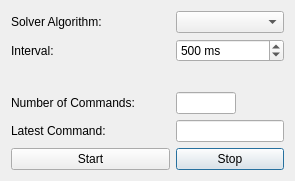
Qt form src/solver.ui (hberg539/hska-2048) before a commit.
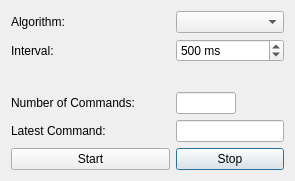
The same form after that commit.

What changed in the file:
```diff
--- a/src/solver.ui
+++ b/src/solver.ui
@@ -35,7 +35,7 @@
      <item row="0" column="0">
       <widget class="QLabel" name="label">
        <property name="text">
-        <string>Solver Algorithm:</string>
+        <string>Algorithm:</string>
        </property>
       </widget>
      </item>
```
Left out of the diff: 6 changed lines with no effect on the pictures.
